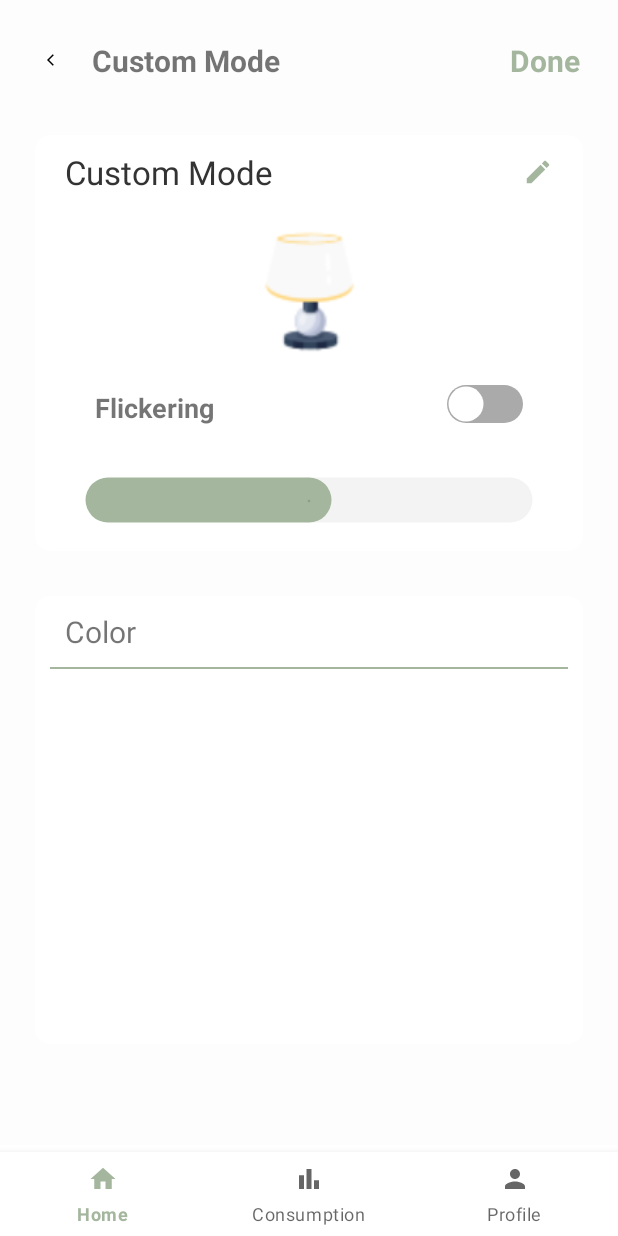
After one commit to PhongPD11/SmartHome, an Android app: the AddModeFragment screen opened through its navigation route, on a phone screen of 412 x 824 dp. The commit adds this screen. Run offline under Robolectric (Android 15) with nearby library versions, the phone set to English and light mode, and no system bars; our stand-ins replace Dagger/Hilt's generated code, Firebase (no records; nobody signed in at launch, a user with empty details on screens opened directly), navigation-ui; 2 statements that could not run were skipped.

Commit message:
add mode

```diff
--- /dev/null
+++ b/app/src/main/java/com/example/smartlamp/fragment/AddModeFragment.kt
@@ -0,0 +1,89 @@
+package com.example.smartlamp.fragment
+
+
+import android.annotation.SuppressLint
+import android.os.Bundle
+import android.view.LayoutInflater
+import android.view.View
+import android.view.ViewGroup
+import androidx.fragment.app.Fragment
+import androidx.fragment.app.activityViewModels
+import androidx.navigation.fragment.findNavController
+import com.example.smartlamp.R
+import com.example.smartlamp.databinding.FragmentAddModeBinding
+import com.example.smartlamp.model.ModeModel
+import com.example.smartlamp.viewmodel.LampViewModel
+import com.google.android.material.slider.Slider
+import dagger.hilt.android.AndroidEntryPoint
+import java.util.*
+
+@AndroidEntryPoint
+class AddModeFragment: Fragment() {
+    private lateinit var binding: FragmentAddModeBinding
+
+    private var flicker = 0
+    private var brightness = 50F
+    private var name = "Custom Mode"
+    private var edit = false
+
+    private val viewModel: LampViewModel by activityViewModels()
+
+    override fun onCreateView(
+        inflater: LayoutInflater,
+        container: ViewGroup?,
+        savedInstanceState: Bundle?
+    ): View? {
+        super.onCreate(savedInstanceState)
+        binding = FragmentAddModeBinding.inflate(layoutInflater)
+
+        binding.slider.addOnSliderTouchListener(object : Slider.OnSliderTouchListener {
+            override fun onStartTrackingTouch(slider: Slider) {
+            }
+
+            override fun onStopTrackingTouch(slider: Slider) {
+                brightness = slider.value
+
+            }
+        })
+
+        binding.ivBack.setOnClickListener{
+            findNavController().popBackStack()
+        }
+
+
+        binding.swFlicker.setOnCheckedChangeListener { _, isChecked ->
+            flicker = if (isChecked)
+                1
+            else
+                0
+        }
+
+        binding.etName.isEnabled = edit
+        binding.ivEdit.setOnClickListener{
+            edit = !edit
+            binding.etName.isEnabled = edit
+            if(edit) {
+                binding.ivEdit.setImageResource(R.drawable.ic_check)
+            } else {
+                binding.ivEdit.setImageResource(R.drawable.ic_edit)
+                name = binding.etName.text.toString()
+            }
+        }
+
+        binding.tvDone.setOnClickListener{
+            viewModel.saveMode(ModeModel(brightness, R.drawable.falling_star,name, flicker, false))
+            findNavController().navigate(R.id.navigation_light_mode)
+            viewModel.getAllModes()
+        }
+
+        setUI()
+        return binding.root
+    }
+
+    @SuppressLint("NotifyDataSetChanged")
+    private fun setUI() {
+        binding.slider.value = brightness
+        binding.swFlicker.isChecked = flicker == 1
+    }
+
+}
--- a/app/src/main/java/com/example/smartlamp/fragment/LightModeFragment.kt
+++ b/app/src/main/java/com/example/smartlamp/fragment/LightModeFragment.kt
@@ -85,6 +85,10 @@ class LightModeFragment: Fragment() , ModeAdapter.ModeClickInterface{
             findNavController().popBackStack()
         }
 
+        binding.ivAdd.setOnClickListener{
+            findNavController().navigate(R.id.navigation_add_mode)
+        }
+
         binding.swDevice.setOnCheckedChangeListener { _, isChecked ->
             state = if(isChecked)
                 1
--- a/app/src/main/java/com/example/smartlamp/fragment/RoomFragment.kt
+++ b/app/src/main/java/com/example/smartlamp/fragment/RoomFragment.kt
@@ -35,7 +35,12 @@ class RoomFragment : Fragment(), RoomDetailAdapter.OnStopTrackingTouchListener,
     private val database: FirebaseDatabase = FirebaseDatabase.getInstance()
     private val ledNodeRef: DatabaseReference = database.getReference("Led")
 
-    private val modes = mutableListOf<ModeModel>()
+    private val workMode = ModeModel( 100F, R.drawable.working, "Working", 0, false)
+    private val readingMode = ModeModel( 80F, R.drawable.reading_book, "Reading", 0, false)
+    private val sleepingMode = ModeModel( 30F,R.drawable.sleep, "Sleeping", 0, false)
+    private val childrenMode = ModeModel(60F, R.drawable.playtime, "Playing Time", 1, false)
+    private val modes = listOf(workMode, readingMode, sleepingMode, childrenMode)
+
 
     private lateinit var deviceAdapter: RoomDetailAdapter
     private val viewModel: LampViewModel by activityViewModels()
--- a/app/src/main/java/com/example/smartlamp/viewmodel/LampViewModel.kt
+++ b/app/src/main/java/com/example/smartlamp/viewmodel/LampViewModel.kt
@@ -134,7 +134,7 @@ class LampViewModel @Inject constructor(
 
 //    fun deleteList() {
 //        viewModelScope.launch {
-//            userRepo.deleteAll()
+//            modeRepository.deleteAll()
 ////            _check.value = userRepo.getListUser().isNotEmpty()
 //        }
 //    }
--- /dev/null
+++ b/app/src/main/res/drawable/ic_edit.xml
@@ -0,0 +1,5 @@
+<vector android:height="24dp" android:tint="#3D3838"
+    android:viewportHeight="24" android:viewportWidth="24"
+    android:width="24dp" xmlns:android="http://schemas.android.com/apk/res/android">
+    <path android:fillColor="@android:color/white" android:pathData="M3,17.25V21h3.75L17.81,9.94l-3.75,-3.75L3,17.25zM20.71,7.04c0.39,-0.39 0.39,-1.02 0,-1.41l-2.34,-2.34c-0.39,-0.39 -1.02,-0.39 -1.41,0l-1.83,1.83 3.75,3.75 1.83,-1.83z"/>
+</vector>
--- /dev/null
+++ b/app/src/main/res/layout/fragment_add_mode.xml
@@ -0,0 +1,219 @@
+<?xml version="1.0" encoding="utf-8"?>
+<androidx.constraintlayout.widget.ConstraintLayout
+    xmlns:app="http://schemas.android.com/apk/res-auto"
+    xmlns:android="http://schemas.android.com/apk/res/android"
+    xmlns:tools="http://schemas.android.com/tools"
+    android:layout_width="match_parent"
+    android:layout_height="match_parent"
+    android:background="#fdfdfd">
+
+    <com.google.android.material.appbar.MaterialToolbar
+        android:id="@+id/toolbar"
+        android:layout_width="match_parent"
+        android:layout_height="wrap_content"
+        app:layout_constraintTop_toTopOf="parent">
+
+        <androidx.constraintlayout.widget.ConstraintLayout
+            android:layout_width="match_parent"
+            android:layout_height="match_parent">
+
+            <ImageView
+                android:id="@+id/iv_back"
+                android:layout_width="40dp"
+                android:layout_height="40dp"
+                android:layout_marginTop="20dp"
+                android:padding="15dp"
+                android:src="@drawable/ic_back"
+                app:layout_constraintStart_toStartOf="parent"
+                app:layout_constraintTop_toTopOf="parent" />
+
+            <com.google.android.material.textview.MaterialTextView
+                android:id="@+id/tv_title"
+                android:layout_width="0dp"
+                android:layout_height="wrap_content"
+                android:gravity="center_vertical"
+                android:padding="5dp"
+                android:text="@string/custom_mode"
+                android:textSize="20sp"
+                android:textStyle="bold"
+                app:layout_constraintBottom_toBottomOf="@id/iv_back"
+                app:layout_constraintLeft_toRightOf="@id/iv_back"
+                app:layout_constraintTop_toTopOf="@id/iv_back" />
+
+            <com.google.android.material.textview.MaterialTextView
+                android:id="@+id/tv_done"
+                android:layout_width="0dp"
+                android:layout_height="wrap_content"
+                android:gravity="center_vertical"
+                android:padding="5dp"
+                android:layout_marginEnd="20dp"
+                android:text="@string/done"
+                android:textColor="@color/main_color"
+                android:textSize="20sp"
+                android:textStyle="bold"
+                app:layout_constraintBottom_toBottomOf="@id/iv_back"
+                app:layout_constraintEnd_toEndOf="parent"
+                app:layout_constraintTop_toTopOf="@id/iv_back" />
+
+        </androidx.constraintlayout.widget.ConstraintLayout>
+
+    </com.google.android.material.appbar.MaterialToolbar>
+
+    <androidx.constraintlayout.widget.ConstraintLayout
+        android:layout_width="match_parent"
+        android:layout_height="0dp"
+        android:layout_marginHorizontal="20dp"
+        android:layout_marginBottom="30dp"
+        app:layout_constraintBottom_toBottomOf="parent"
+        app:layout_constraintTop_toBottomOf="@id/toolbar">
+
+        <androidx.cardview.widget.CardView
+            android:id="@+id/cvLamp"
+            android:layout_width="match_parent"
+            android:layout_height="wrap_content"
+            android:layout_marginHorizontal="3dp"
+            android:layout_marginTop="30dp"
+            app:cardCornerRadius="10dp"
+            app:layout_constraintTop_toTopOf="parent">
+
+            <androidx.constraintlayout.widget.ConstraintLayout
+                android:layout_width="match_parent"
+                android:layout_height="wrap_content"
+                android:paddingHorizontal="20dp"
+                android:paddingVertical="10dp">
+
+                <EditText
+                    android:id="@+id/etName"
+                    style="@style/CustomEditTextStyle"
+                    android:layout_width="0dp"
+                    android:layout_height="wrap_content"
+                    android:background="@android:color/transparent"
+                    android:inputType="text"
+                    android:singleLine="true"
+                    android:ellipsize="end"
+                    android:textSize="22sp"
+                    android:text="@string/custom_mode"
+                    android:layout_marginEnd="10dp"
+                    app:layout_constraintEnd_toStartOf="@id/ivEdit"
+                    app:layout_constraintTop_toTopOf="parent"
+                    app:layout_constraintStart_toStartOf="parent" />
+
+                <ImageView
+                    android:id="@+id/ivEdit"
+                    android:layout_width="20dp"
+                    android:layout_height="20dp"
+                    android:src="@drawable/ic_edit"
+                    app:layout_constraintEnd_toEndOf="parent"
+                    app:layout_constraintTop_toTopOf="@id/etName"
+                    app:layout_constraintBottom_toBottomOf="@id/etName"
+                    app:tint="@color/main_color" />
+
+                <ImageView
+                    android:id="@+id/ivLamp"
+                    android:layout_width="90dp"
+                    android:layout_height="90dp"
+                    android:src="@drawable/lamp"
+                    android:layout_marginTop="20dp"
+                    app:layout_constraintEnd_toEndOf="parent"
+                    app:layout_constraintStart_toStartOf="parent"
+                    app:layout_constraintTop_toBottomOf="@id/etName" />
+
+                <TextView
+                    android:id="@+id/tvFlicker"
+                    android:layout_width="wrap_content"
+                    android:layout_height="wrap_content"
+                    android:layout_marginStart="20dp"
+                    android:text="@string/flickering"
+                    android:textSize="18sp"
+                    android:textStyle="bold"
+                    app:layout_constraintBottom_toBottomOf="@id/swFlicker"
+                    app:layout_constraintStart_toStartOf="parent"
+                    app:layout_constraintTop_toTopOf="@id/swFlicker" />
+
+
+                <Switch
+                    android:id="@+id/swFlicker"
+                    android:layout_width="wrap_content"
+                    android:layout_height="40dp"
+                    android:layout_margin="10dp"
+                    android:padding="10dp"
+                    android:thumb="@drawable/thumb_selector"
+                    android:track="@drawable/track_selector"
+                    app:layout_constraintBottom_toBottomOf="@id/tvFlicker"
+                    app:layout_constraintEnd_toEndOf="parent"
+                    app:layout_constraintTop_toBottomOf="@id/ivLamp"
+                    tools:ignore="UseSwitchCompatOrMaterialXml" />
+
+
+
+                <com.google.android.material.slider.Slider
+                    android:id="@+id/slider"
+                    android:layout_width="match_parent"
+                    android:layout_height="wrap_content"
+                    android:valueFrom="0f"
+                    android:valueTo="100f"
+                    app:haloRadius="0dp"
+                    android:layout_marginTop="20dp"
+                    app:layout_constraintTop_toBottomOf="@id/swFlicker"
+                    app:thumbColor="@android:color/transparent"
+                    app:thumbRadius="0dp"
+                    app:trackColorActive="@color/main_color"
+                    app:trackColorInactive="#F3F3F3"
+                    app:trackHeight="30dp"
+                    tools:ignore="SpeakableTextPresentCheck"
+                    tools:layout_editor_absoluteX="20dp" />
+
+
+            </androidx.constraintlayout.widget.ConstraintLayout>
+
+        </androidx.cardview.widget.CardView>
+
+        <androidx.cardview.widget.CardView
+            android:layout_width="match_parent"
+            android:layout_height="wrap_content"
+            android:layout_marginHorizontal="3dp"
+            android:layout_marginTop="30dp"
+            android:layout_marginBottom="10dp"
+            app:cardCornerRadius="10dp"
+            app:layout_constraintTop_toBottomOf="@id/cvLamp">
+
+            <androidx.constraintlayout.widget.ConstraintLayout
+                android:id="@+id/consMode"
+                android:layout_width="match_parent"
+                android:layout_height="match_parent">
+
+                <TextView
+                    android:id="@+id/tvRoomTitle"
+                    android:layout_width="match_parent"
+                    android:layout_height="wrap_content"
+                    android:paddingHorizontal="20dp"
+                    android:paddingVertical="10dp"
+                    android:text="@string/color"
+                    android:textSize="20sp"
+                    app:layout_constraintStart_toStartOf="parent"
+                    app:layout_constraintTop_toTopOf="parent" />
+
+                <View
+                    android:id="@+id/line"
+                    android:layout_width="match_parent"
+                    android:layout_height="1dp"
+                    android:layout_marginHorizontal="10dp"
+                    android:background="@color/main_color"
+                    app:layout_constraintTop_toBottomOf="@id/tvRoomTitle" />
+
+                <androidx.constraintlayout.widget.ConstraintLayout
+                    android:id="@+id/color_picker_container"
+                    android:layout_width="250dp"
+                    android:layout_height="250dp"
+                    app:layout_constraintTop_toBottomOf="@id/line"
+                    app:layout_constraintStart_toStartOf="parent"
+                    app:layout_constraintEnd_toEndOf="parent"/>
+
+
+            </androidx.constraintlayout.widget.ConstraintLayout>
+
+        </androidx.cardview.widget.CardView>
+
+    </androidx.constraintlayout.widget.ConstraintLayout>
+
+</androidx.constraintlayout.widget.ConstraintLayout>
--- a/app/src/main/res/layout/fragment_light_mode.xml
+++ b/app/src/main/res/layout/fragment_light_mode.xml
@@ -175,6 +175,16 @@
                         app:layout_constraintStart_toStartOf="parent"
                         app:layout_constraintTop_toTopOf="parent" />
 
+                    <ImageView
+                        android:id="@+id/ivAdd"
+                        android:layout_width="40dp"
+                        android:layout_height="40dp"
+                        android:src="@drawable/ic_add"
+                        android:padding="5dp"
+                        app:layout_constraintEnd_toEndOf="parent"
+                        app:layout_constraintTop_toTopOf="parent"
+                        app:layout_constraintBottom_toTopOf="@id/line"/>
+
                     <View
                         android:id="@+id/line"
                         android:layout_width="match_parent"
--- a/app/src/main/res/navigation/mobile_navigation.xml
+++ b/app/src/main/res/navigation/mobile_navigation.xml
@@ -64,6 +64,10 @@
         android:name="com.example.smartlamp.fragment.ScheduleFragment" />
 
     <fragment
+        android:id="@+id/navigation_add_mode"
+        android:name="com.example.smartlamp.fragment.AddModeFragment" />
+
+    <fragment
         android:id="@+id/navigation_auth"
         android:name="com.example.smartlamp.fragment.AuthFragment" >
 
--- a/app/src/main/res/values/strings.xml
+++ b/app/src/main/res/values/strings.xml
@@ -50,4 +50,6 @@
     <string name="update_your_profile">Update your profile information</string>
     <string name="log_out">Log Out</string>
     <string name="flickering">Flickering</string>
+    <string name="custom_mode">Custom Mode</string>
+    <string name="color">Color</string>
 </resources>
--- a/app/src/main/res/values/themes.xml
+++ b/app/src/main/res/values/themes.xml
@@ -84,4 +84,11 @@
         <item name="android:textColor">#999</item>
     </style>
 
+    <style name="CustomEditTextStyle" parent="Widget.AppCompat.EditText">
+        <item name="android:textColor">#333</item>
+        <item name="android:textColorHint">#333</item>
+        <item name="android:enabled">true</item>
+    </style>
+
+
 </resources>
```
Also changed, not shown: app/src/main/res/drawable/falling_star.png (added).
